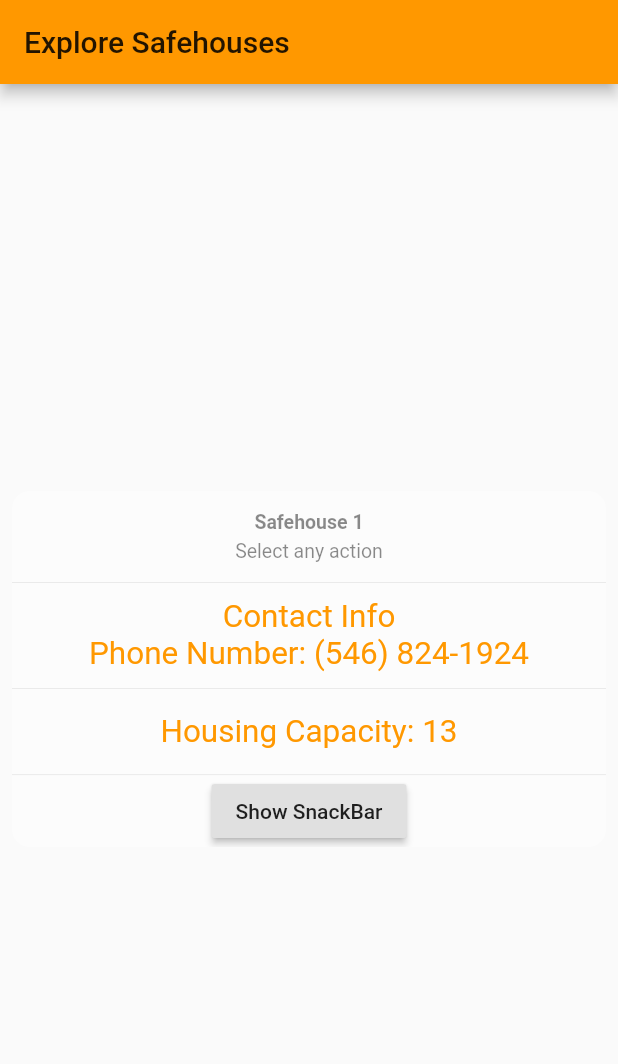
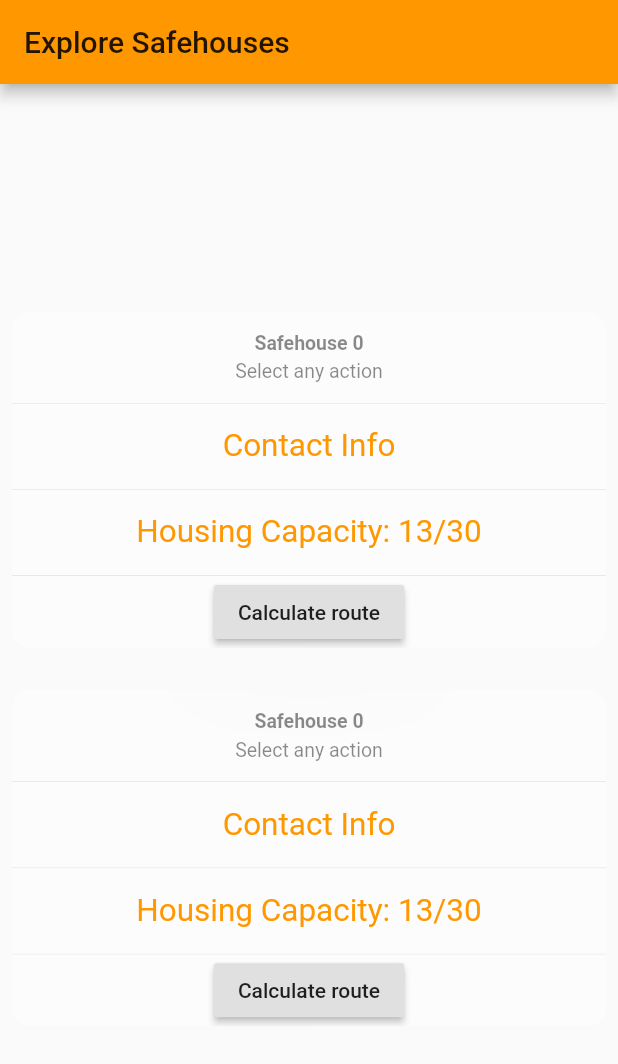
Before and after one commit to PraneethG-Python/undergroundrailroad_bytehacks, a Flutter app: the screen it shows after launch, on a phone screen of 412 x 824 dp. Shown: the top 1064 px of the screen. Run offline on Flutter 3.47's test engine with Material 2 defaults, Android fonts, the phone set to English and light mode, and no system bars.

Commit message:
Add multiple safehouses
Extracted safehouse into class for better readibility

```diff
--- a/lib/main.dart
+++ b/lib/main.dart
@@ -1,5 +1,6 @@
 import 'package:flutter/material.dart';
 import 'package:flutter/cupertino.dart';
+import 'package:NorthStar/safehouse.dart';
 
 void main() {
   runApp(MyApp());
@@ -51,7 +52,7 @@ class MyHomePage extends StatefulWidget {
 }
 
 class _MyHomePageState extends State<MyHomePage> {
-  String contactInfo = "Contact Info\nPhone Number: (546) 824-1924";
+
 
   @override
   Widget build(BuildContext context) {
@@ -89,55 +90,11 @@ class _MyHomePageState extends State<MyHomePage> {
           // horizontal).
           mainAxisAlignment: MainAxisAlignment.center,
           children: <Widget>[
-          CupertinoActionSheet(
-            title: Text("Safehouse 1"),
-            message: Text("Select any action "),
-            actions: <Widget>[
-              CupertinoActionSheetAction(
-                child: Text(contactInfo),
-                onPressed: () {
-                  // Rerenders this widget so that the change can be seen and not only the variable is changing
-                  setState(() {
-                    contactInfo = contactInfo.contains("\n") ? "Contact Info" : "Contact Info\nPhone Number: (546) 824-1924";
-                  });
-                },
-              ),
-              CupertinoActionSheetAction(
-                child: Text("Housing Capacity: 13"),
-                onPressed: () {},
-              ),
-              SnackBarPage()
-            ],
-          )
+            MySafehouse(),
+            MySafehouse()
         ],
         ),
       ),
     );
   }
 }
-
-class SnackBarPage extends StatelessWidget {
-  @override
-  Widget build(BuildContext context) {
-    return Center(
-      child: RaisedButton(
-        onPressed: () {
-          final snackBar = SnackBar(
-            content: Text('Calculating route...'),
-//            action: SnackBarAction(
-//              label: 'Undo',
-//              onPressed: () {
-//                // Some code to undo the change.
-//              },
-//            ),
-          );
-
-          // Find the Scaffold in the widget tree and use
-          // it to show a SnackBar.
-          Scaffold.of(context).showSnackBar(snackBar);
-        },
-        child: Text('Show SnackBar'),
-      ),
-    );
-  }
-}
--- /dev/null
+++ b/lib/safehouse.dart
@@ -0,0 +1,77 @@
+import 'package:flutter/material.dart';
+import 'package:flutter/cupertino.dart';
+
+class MySafehouse extends StatefulWidget {
+  MySafehouse({Key key, this.title}) : super(key: key);
+
+  // This widget is the home page of your application. It is stateful, meaning
+  // that it has a State object (defined below) that contains fields that affect
+  // how it looks.
+
+  // This class is the configuration for the state. It holds the values (in this
+  // case the title) provided by the parent (in this case the App widget) and
+  // used by the build method of the State. Fields in a Widget subclass are
+  // always marked "final".
+
+  final String title;
+
+  @override
+  SafehouseState createState() => SafehouseState();
+}
+
+class SafehouseState extends State<MySafehouse> {
+  String contactInfo = "Contact Info";
+
+  Widget build(BuildContext context) {
+    return CupertinoActionSheet(
+      title: Text("Safehouse 0"),
+      message: Text("Select any action "),
+      actions: <Widget>[
+        CupertinoActionSheetAction(
+          child: Text(contactInfo),
+          onPressed: () {
+            // Rerenders this widget so that the change can be seen and not only the variable is changing
+            setState(() {
+              if (contactInfo.contains("\n")) {
+                contactInfo = "Contact Info";
+              } else {
+                contactInfo = "Contact Info\nPhone Number: (546) 824-1924\nAddress: 2923 Garlen Ave";
+              }
+            });
+          },
+        ),
+        CupertinoActionSheetAction(
+          child: Text("Housing Capacity: 13/30"),
+          onPressed: () {},
+        ),
+        SnackBarPage()
+      ],
+    );
+  }
+}
+
+class SnackBarPage extends StatelessWidget {
+  @override
+  Widget build(BuildContext context) {
+    return Center(
+      child: RaisedButton(
+        onPressed: () {
+          final snackBar = SnackBar(
+            content: Text('Activating GPS...'),
+//            action: SnackBarAction(
+//              label: 'Undo',
+//              onPressed: () {
+//                // Some code to undo the change.
+//              },
+//            ),
+          );
+
+          // Find the Scaffold in the widget tree and use
+          // it to show a SnackBar.
+          Scaffold.of(context).showSnackBar(snackBar);
+        },
+        child: Text('Calculate route'),
+      ),
+    );
+  }
+}
```
